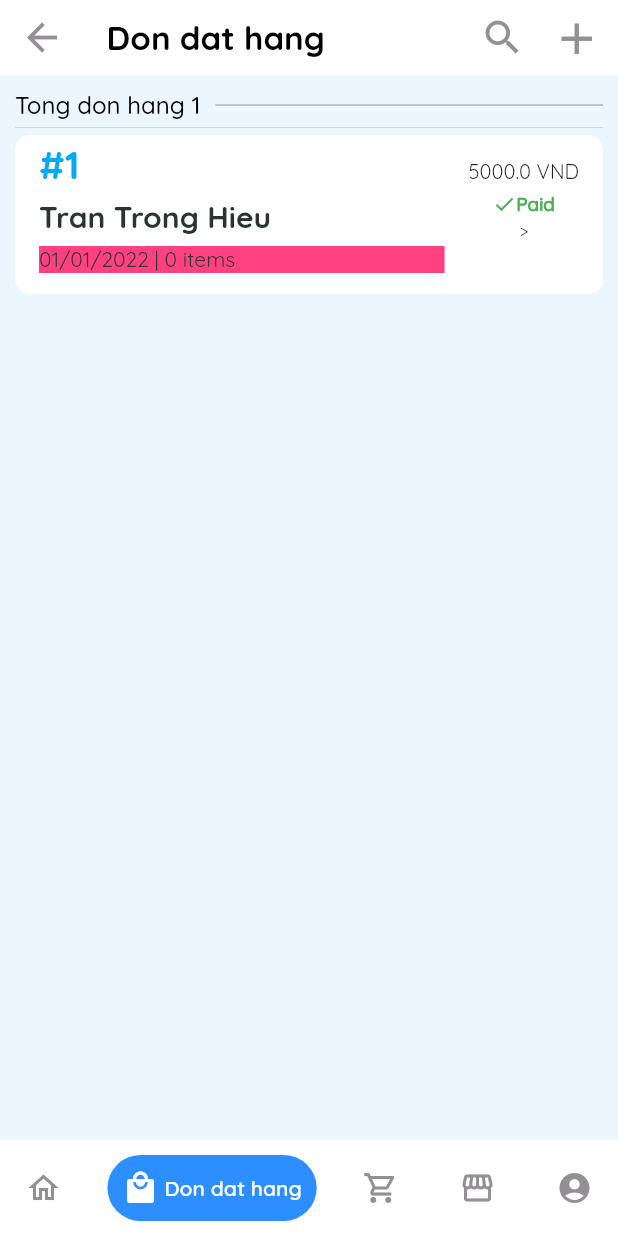
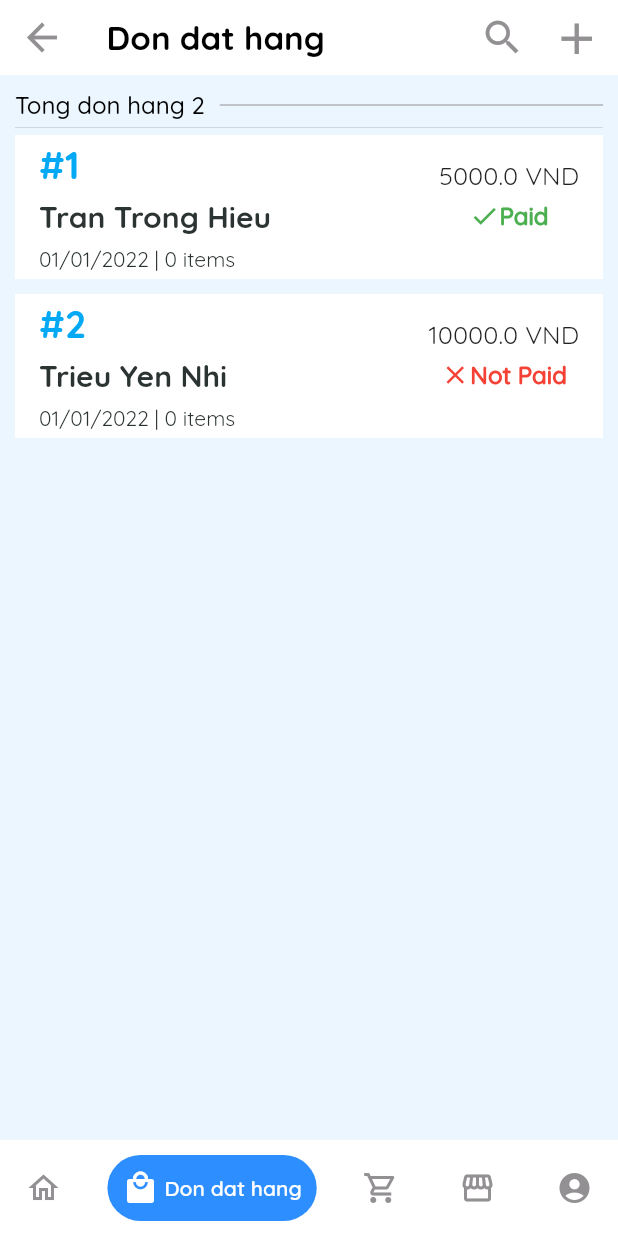
Before and after one commit to hieuttblackpink/bigsize_management_staff, a Flutter app: the MainView screen opened by its route, item 2 of the bottom bar chosen, on a phone screen of 412 x 824 dp. Run offline on Flutter 3.47's test engine with Material 2 defaults, Android fonts, the phone set to English and light mode, and no system bars; drawn by our look-alikes of google_nav_bar; our stand-ins replace device_info_plus, equatable, file_picker, fl_chart, flutter_easyloading, flutter_image_compress and 7 more; accounts and stored records are empty.

Commit message:
v1.9.9 - fix and complete order with order detail

```diff
--- a/lib/view/resources/routes_manger.dart
+++ b/lib/view/resources/routes_manger.dart
@@ -1,3 +1,4 @@
+import 'package:bigsize_management_staff/view/ui/main_page/layouts/orders/components/order_detail_layout.dart';
 import 'package:bigsize_management_staff/view/ui/signin/signin_screen.dart';
 import 'package:flutter/material.dart';
 import 'package:bigsize_management_staff/model/module/deals.dart';
@@ -16,6 +17,7 @@ class Routes {
   static const String addProductRoute = "/Product";
   static const String addEntryRoute = "/Entry";
   static const String addOrderRoute = "/Order";
+  //static const String OrderDetailRoute = "/OrderDetail";
 }
 
 class RouteGenerator {
@@ -41,6 +43,8 @@ class RouteGenerator {
         return MaterialPageRoute(
             builder: (_) =>
                 AddDealView(false, deal: settings.arguments as OrderModel?));
+      //case Routes.OrderDetailRoute:
+      //return MaterialPageRoute(builder: (_) => const OrderDetail());
       default:
         return unDefinedRoute();
     }
--- a/lib/view/ui/main_page/layouts/orders/order_layout.dart
+++ b/lib/view/ui/main_page/layouts/orders/order_layout.dart
@@ -1,3 +1,5 @@
+import 'package:bigsize_management_staff/view/resources/routes_manger.dart';
+import 'package:bigsize_management_staff/view/ui/main_page/layouts/orders/components/order_detail_layout.dart';
 import 'package:flutter/material.dart';
 import 'package:provider/provider.dart';
 
@@ -19,6 +21,16 @@ OrderModel order1 = OrderModel(
     time: "9:00",
     profit: 50);
 
+OrderModel order2 = OrderModel(
+    items: [],
+    id: 2,
+    type: PaymentType.not,
+    totalMoney: 10000,
+    name: "Trieu Yen Nhi",
+    date: "01/01/2022",
+    time: "10:00",
+    profit: 60);
+
 class OrderLayout extends StatelessWidget {
   const OrderLayout({Key? key}) : super(key: key);
 
@@ -26,6 +38,7 @@ class OrderLayout extends StatelessWidget {
   Widget build(BuildContext context) {
     if (orderL.isEmpty) {
       orderL.add(order1);
+      orderL.add(order2);
     }
     test.data = orderL;
     return Padding(
@@ -60,9 +73,9 @@ class OrderLayout extends StatelessWidget {
               shrinkWrap: true,
               itemBuilder: (context, index) => index == entries.data.length
                   ? entries.lastItem
-                  : listItem(context, entries.data[index]),
+                  : listItem(context, entries.data[index], index),
               separatorBuilder: (_, __) => const SizedBox(
-                height: 7,
+                height: 10,
               ),
               itemCount: entries.data.length + 1,
             )
@@ -72,7 +85,11 @@ class OrderLayout extends StatelessWidget {
     );
   }
 
-  Widget listItem(BuildContext context, OrderModel item) => ListTile(
+  Widget listItem(BuildContext context, OrderModel item, int index) =>
+      Container(
+          //height: 70,
+          color: Colors.white,
+          child: ListTile(
             title: Column(
               crossAxisAlignment: CrossAxisAlignment.start,
               mainAxisAlignment: MainAxisAlignment.start,
@@ -108,14 +125,19 @@ class OrderLayout extends StatelessWidget {
               ],
             ),
             isThreeLine: false,
-        subtitle: Container(
-          color: Colors.pinkAccent,
-          margin: const EdgeInsets.only(bottom: 10),
-          child: Text("${item.date} | ${item.itemsCount} items"),
-        ),
+            onTap: () => {
+              Navigator.push(
+                  context,
+                  MaterialPageRoute(
+                      builder: (_) => OrderDetail(order: orderL[index])))
+            },
+            subtitle: Text("${item.date} | ${item.itemsCount} items"),
             trailing: FittedBox(
               fit: BoxFit.fill,
               child: Tooltip(
+                decoration: const BoxDecoration(
+                    borderRadius: BorderRadius.all(Radius.circular(10)),
+                    color: Colors.black),
                 message: "Profit is ${item.profit}",
                 child: Column(
                   children: <Widget>[
@@ -140,16 +162,9 @@ class OrderLayout extends StatelessWidget {
                                 .copyWith(color: item.type.color))
                       ],
                     ),
-                const SizedBox(
-                  height: 5,
-                ),
-                /**/
-                GestureDetector(
-                  child: const Text(">"),
-                ),
                   ],
                 ),
               ),
             ),
-      );
+          ));
 }
--- a/lib/view/ui/main_page/layouts/setting/components/setting_menu.dart
+++ b/lib/view/ui/main_page/layouts/setting/components/setting_menu.dart
@@ -23,6 +23,7 @@ class SettingMenu extends StatelessWidget {
           shape:
               RoundedRectangleBorder(borderRadius: BorderRadius.circular(15)),
           backgroundColor: const Color.fromARGB(255, 255, 255, 255),
+          shadowColor: Colors.grey,
         ),
         onPressed: press,
         child: Row(
--- a/lib/view/ui/signin/components/signin_form.dart
+++ b/lib/view/ui/signin/components/signin_form.dart
@@ -115,7 +115,10 @@ class _SignFormState extends State<SignForm> {
                       ((route) => false));
                 } else {
                   _formKey.currentState!.save();
-                  Navigator.pushNamed(context, Routes.homeRoute);
+                  Navigator.pushAndRemoveUntil(
+                      context,
+                      MaterialPageRoute(builder: (_) => const MainView()),
+                      ((route) => false));
                 }
               }
             },
```
Also changed, not shown: lib/view/ui/main_page/layouts/orders/components/order_detail_layout.dart (added, +116 -0 lines), lib/view/ui/main_page/layouts/orders/components/order_info.dart (added, +56 -0 lines), lib/view/ui/main_page/layouts/orders/components/order_payment.dart (added, +54 -0 lines). Lines whose indentation alone changed are shown as unchanged.
